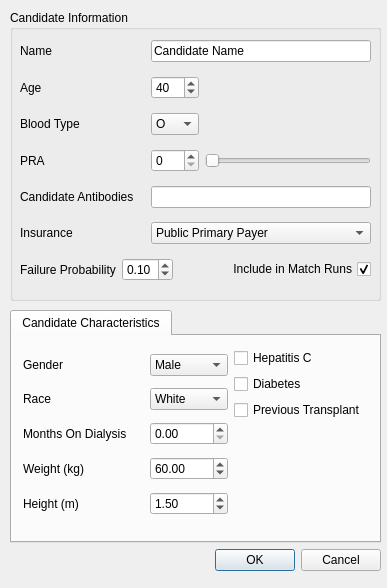
mathieubray/KPDGUI, file KPD GUI/DialogCandidate.ui: the form before one commit.
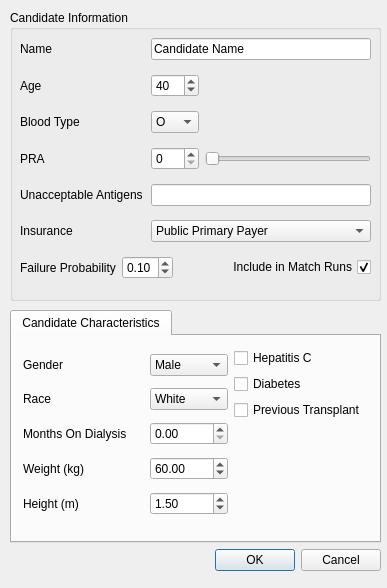
The form after the commit.

Patch:
```diff
--- a/KPD GUI/DialogCandidate.ui
+++ b/KPD GUI/DialogCandidate.ui
@@ -312,7 +312,7 @@
     <property name="geometry">
      <rect>
       <x>10</x>
-      <y>22</y>
+      <y>20</y>
       <width>351</width>
       <height>263</height>
      </rect>
@@ -436,7 +436,7 @@
      <item row="4" column="0" colspan="2">
       <widget class="QLabel" name="candidateAdditionalLabel">
        <property name="text">
-        <string>Candidate Antibodies</string>
+        <string>Unacceptable Antigens</string>
        </property>
       </widget>
      </item>
```
